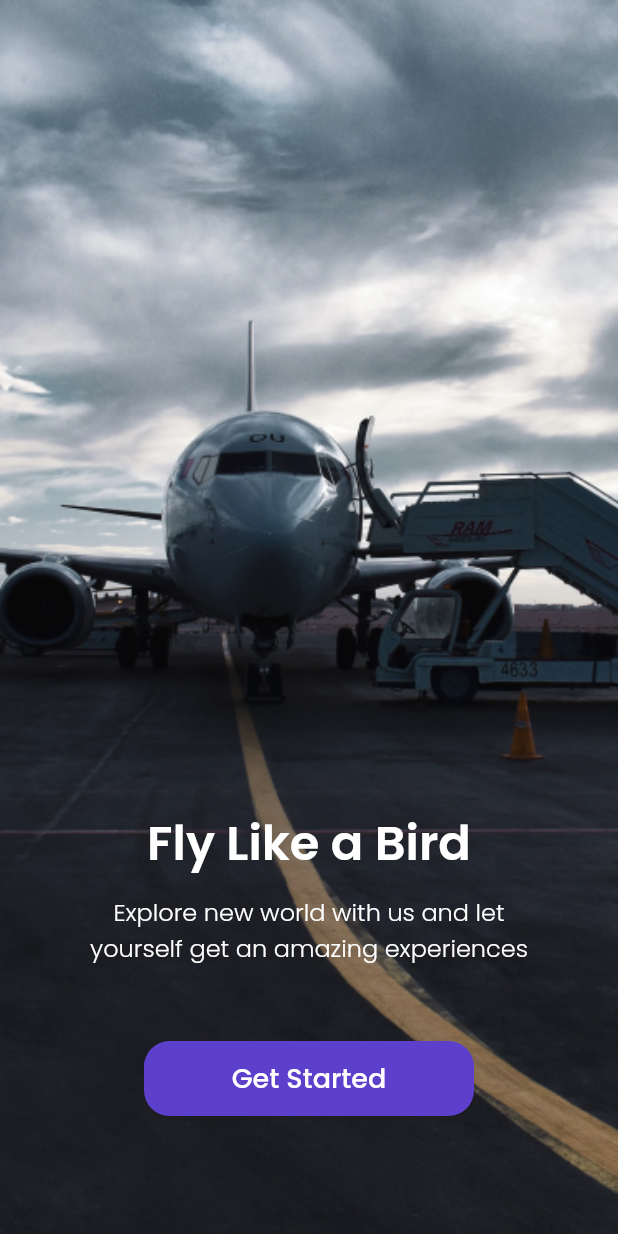
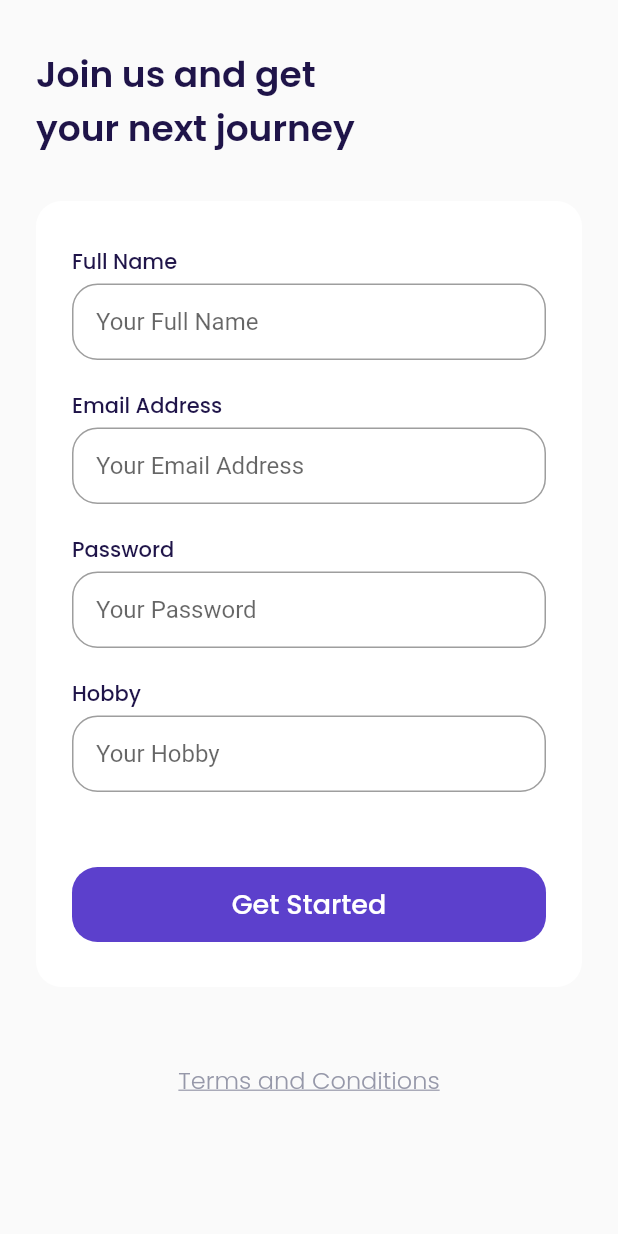
Before and after one commit to iqbaldzlfkr/baletravel_mobile_app, a Flutter app: the screen it shows after launch, after a tap on "Get Started", on a phone screen of 412 x 824 dp. Run offline on Flutter 3.47's test engine with Material 2 defaults, Android fonts, the phone set to English and light mode, and no system bars; our stand-ins replace google_fonts.

Commit message:
sign up page

```diff
--- a/lib/main.dart
+++ b/lib/main.dart
@@ -1,4 +1,5 @@
 import 'package:bale_travel/ui/pages/get_started_page.dart';
+import 'package:bale_travel/ui/pages/sign_up_page.dart';
 import 'package:bale_travel/ui/pages/splash_page.dart';
 import 'package:flutter/material.dart';
 
@@ -16,6 +17,7 @@ class MyApp extends StatelessWidget {
       routes: {
         '/': (context) => const SplashPage(),
         '/get-started': (context) => const GetStartedPage(),
+        '/sign-up': (context) => const SignUpPage(),
       },
     );
   }
--- a/lib/ui/pages/get_started_page.dart
+++ b/lib/ui/pages/get_started_page.dart
@@ -49,7 +49,7 @@ class GetStartedPage extends StatelessWidget {
                   ),
                   child: CustomFilledButton(
                     onPressed: () {
-
+                      Navigator.pushNamed(context, '/sign-up');
                     },
                     tittle: 'Get Started',
                     width: 220,
--- /dev/null
+++ b/lib/ui/pages/sign_up_page.dart
@@ -0,0 +1,98 @@
+import 'package:bale_travel/shared/theme.dart';
+import 'package:bale_travel/ui/widgets/buttons.dart';
+import 'package:bale_travel/ui/widgets/forms.dart';
+import 'package:flutter/material.dart';
+
+class SignUpPage extends StatelessWidget {
+  const SignUpPage({super.key});
+
+  @override
+  Widget build(BuildContext context) {
+    return Scaffold(
+      backgroundColor: backgroundColor,
+      body: SafeArea(
+        child: ListView(
+          padding: const EdgeInsets.symmetric(
+            horizontal: 24,
+          ),
+          children: [
+            title(),
+            inputSection(),
+            tacSection(),
+          ],
+        ),
+      ),
+    );
+  }
+}
+
+Widget title() {
+  return Container(
+    margin: const EdgeInsets.only(
+      top: 32,
+    ),
+    child: Text(
+      'Join us and get\nyour next journey',
+      style: blackTextStyle.copyWith(
+        fontSize: 24,
+        fontWeight: semiBold,
+      ),
+    ),
+  );
+}
+
+Widget inputSection() {
+  return Container(
+    margin: const EdgeInsets.only(
+      top: 30,
+    ),
+    padding: const EdgeInsets.symmetric(
+      vertical: 30,
+      horizontal: 24,
+    ),
+    decoration: BoxDecoration(
+      color: whiteColor,
+      borderRadius: BorderRadius.circular(17),
+    ),
+    child: Column(
+      children: [
+        CustomFormField(
+          title: 'Full Name',
+          hintText: 'Your Full Name',
+        ),
+        CustomFormField(
+          title: 'Email Address',
+          hintText: 'Your Email Address',
+        ),
+        CustomFormField(
+          title: 'Password',
+          hintText: 'Your Password',
+          obscureText: true,
+        ),
+        CustomFormField(
+          title: 'Hobby',
+          hintText: 'Your Hobby',
+        ),
+        SizedBox(
+          height: 30,
+        ),
+        CustomFilledButton(
+          tittle: 'Get Started',
+          onPressed: () {},
+        ),
+      ],
+    ),
+  );
+}
+
+Widget tacSection() {
+  return Container(
+    margin: EdgeInsets.only(
+      top: 50,
+    ),
+    child: CustomTextButton(
+      tittle: 'Terms and Conditions',
+      onPressed: () {},
+    ),
+  );
+}
--- a/lib/ui/pages/splash_page.dart
+++ b/lib/ui/pages/splash_page.dart
@@ -14,7 +14,7 @@ class _SplashPageState extends State<SplashPage> {
   @override
   void initState() {
     Timer(const Duration(seconds: 3), () {
-      Navigator.pushNamed(context, '/get-started');
+      Navigator.pushNamedAndRemoveUntil(context, '/get-started', (route) => false);
     });
     super.initState();
   }
--- a/lib/ui/widgets/buttons.dart
+++ b/lib/ui/widgets/buttons.dart
@@ -40,3 +40,41 @@ class CustomFilledButton extends StatelessWidget {
     );
   }
 }
+
+class CustomTextButton extends StatelessWidget {
+
+  final String tittle;
+  final double width;
+  final double height;
+  final VoidCallback? onPressed;
+
+  const CustomTextButton({
+    Key? key,
+    required this.tittle,
+    this.width = double.infinity,
+    this.height = 24,
+    this.onPressed,
+  }) : super(key: key);
+
+  @override
+  Widget build(BuildContext context) {
+    return SizedBox(
+      width: width,
+      height: height,
+      child: TextButton(
+        onPressed: onPressed,
+        style: TextButton.styleFrom(
+        padding: EdgeInsets.zero,
+        ),
+        child: Text(
+          tittle,
+          style: greyTextStyle.copyWith(
+          fontSize: 16,
+          fontWeight: light,
+          decoration: TextDecoration.underline,
+          ),
+        ),
+      ),
+    );
+  }
+}
--- /dev/null
+++ b/lib/ui/widgets/forms.dart
@@ -0,0 +1,62 @@
+import 'package:bale_travel/shared/theme.dart';
+import 'package:flutter/material.dart';
+
+class CustomFormField extends StatelessWidget {
+  final String title;
+  final bool obscureText;
+  final TextEditingController? controller;
+  final TextInputType? keyboardType;
+  final Function(String)? onFieldSubmitted;
+  final String hintText;
+
+  const CustomFormField({
+    Key? key,
+    required this.title,
+    this.obscureText = false,
+    this.controller,
+    this.keyboardType,
+    this.onFieldSubmitted,
+    required this.hintText,
+  }) : super(key: key);
+
+  @override
+  Widget build(BuildContext context) {
+    return Column(
+      crossAxisAlignment: CrossAxisAlignment.start,
+      children: [
+        Text(
+          title,
+          style: blackTextStyle.copyWith(
+            fontWeight: medium,
+          ),
+        ),
+        const SizedBox(
+          height: 4,
+        ),
+        TextFormField(
+          obscureText: obscureText,
+          controller: controller,
+          keyboardType: keyboardType,
+          cursorColor: blackColor,
+          decoration: InputDecoration(
+            hintText: hintText,
+            contentPadding: const EdgeInsets.all(16),
+            border: OutlineInputBorder(
+              borderRadius: BorderRadius.circular(17),
+            ),
+            focusedBorder: OutlineInputBorder(
+              borderRadius: BorderRadius.circular(17),
+              borderSide: BorderSide(
+                color: primaryColor,
+              ),
+            ),
+          ),
+          onFieldSubmitted: onFieldSubmitted,
+        ),
+        const SizedBox(
+          height: 20,
+        ),
+      ],
+    );
+  }
+}
```
